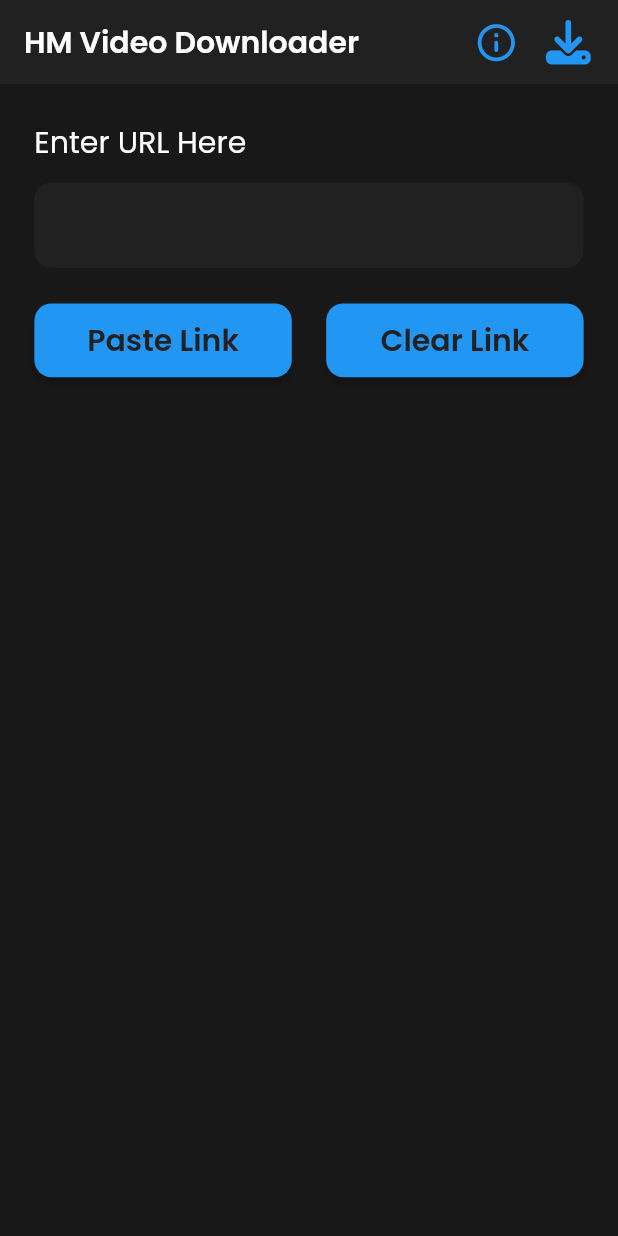
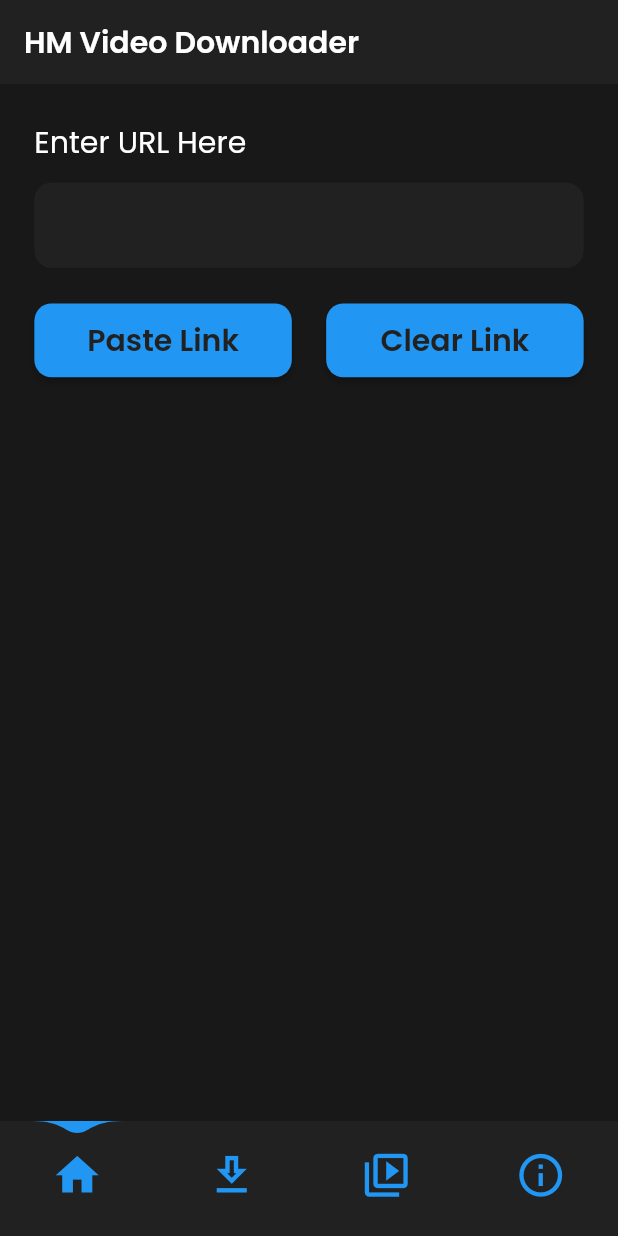
Before and after one commit to happy-mammal/hm_video_downloader, a Flutter app: the screen it shows after launch, on a phone screen of 412 x 824 dp. Run offline on Flutter 3.47's test engine with Material 2 defaults, Android fonts, the phone set to English and light mode, and no system bars; drawn by our look-alikes of water_drop_nav_bar; our stand-ins replace dio, flutter_screenutil, fluttericon, google_fonts, google_mobile_ads, permission_handler and 3 more; missing offline and left inert: file_manager, file_sizes, flutter_video_info, insta_extractor, storage_space; network calls fail; statements that could not run were skipped.

Commit message:
Some improvements.

```diff
--- /dev/null
+++ b/lib/app_screen.dart
@@ -0,0 +1,83 @@
+import 'package:flutter/material.dart';
+import 'package:flutter_screenutil/flutter_screenutil.dart';
+import 'package:google_fonts/google_fonts.dart';
+import 'package:hm_video_downloader/screens/about_us_screen.dart';
+import 'package:hm_video_downloader/screens/downloads_screen.dart';
+import 'package:hm_video_downloader/screens/home_screen.dart';
+import 'package:hm_video_downloader/utils/custom_colors.dart';
+import 'package:water_drop_nav_bar/water_drop_nav_bar.dart';
+
+class AppScreen extends StatefulWidget {
+  const AppScreen({Key? key}) : super(key: key);
+
+  @override
+  State<AppScreen> createState() => _AppScreenState();
+}
+
+class _AppScreenState extends State<AppScreen> {
+  final PageController _pageController = PageController();
+  int _selectedIndex = 0;
+  @override
+  Widget build(BuildContext context) {
+    return Scaffold(
+      backgroundColor: CustomColors.backGround,
+      appBar: AppBar(
+        automaticallyImplyLeading: false,
+        backgroundColor: CustomColors.appBar,
+        elevation: 0,
+        title: Text(
+          "HM Video Downloader",
+          style: GoogleFonts.poppins(
+            fontSize: 20,
+            color: CustomColors.white,
+            fontWeight: FontWeight.w600,
+          ),
+        ),
+      ),
+      body: PageView(
+        controller: _pageController,
+        physics: const NeverScrollableScrollPhysics(),
+        children: const [
+          HomeScreen(),
+          DownloadsScreen(),
+          AboutUsScreen(),
+        ],
+      ),
+      bottomNavigationBar: WaterDropNavBar(
+        backgroundColor: CustomColors.appBar,
+        bottomPadding: 14.h,
+        waterDropColor: CustomColors.primary,
+        inactiveIconColor: CustomColors.primary,
+        iconSize: 30.w,
+        onItemSelected: (index) {
+          setState(() {
+            _selectedIndex = index;
+          });
+          // _pageController.animateToPage(_selectedIndex,
+          //     duration: const Duration(milliseconds: 400),
+          //     curve: Curves.easeOutQuad);
+          _pageController.jumpToPage(_selectedIndex);
+        },
+        selectedIndex: _selectedIndex,
+        barItems: [
+          BarItem(
+            filledIcon: Icons.home,
+            outlinedIcon: Icons.home_outlined,
+          ),
+          BarItem(
+            filledIcon: Icons.file_download,
+            outlinedIcon: Icons.download_outlined,
+          ),
+          BarItem(
+            filledIcon: Icons.video_library_rounded,
+            outlinedIcon: Icons.video_library_outlined,
+          ),
+          BarItem(
+            filledIcon: Icons.info,
+            outlinedIcon: Icons.info_outlined,
+          ),
+        ],
+      ),
+    );
+  }
+}
--- a/lib/main.dart
+++ b/lib/main.dart
@@ -2,7 +2,7 @@ import 'package:flutter/material.dart';
 import 'package:flutter/services.dart';
 import 'package:flutter_screenutil/flutter_screenutil.dart';
 import 'package:google_mobile_ads/google_mobile_ads.dart';
-import 'package:hm_video_downloader/screens/splash_screen.dart';
+import 'package:hm_video_downloader/app_screen.dart';
 
 void main() async {
   WidgetsFlutterBinding.ensureInitialized();
@@ -34,7 +34,7 @@ class _MainAppState extends State<MainApp> {
       splitScreenMode: true,
       builder: () => MaterialApp(
         debugShowCheckedModeBanner: false,
-        home: const SplashScreen(),
+        home: const AppScreen(),
         builder: (context, widget) {
           ScreenUtil.setContext(context);
 
--- a/lib/repositories/video_downloader_repository.dart
+++ b/lib/repositories/video_downloader_repository.dart
@@ -95,7 +95,7 @@ class VideoDownloaderRepository {
     }
   }
 
-  Future<VideoDownloadModel?> getInstagramVideos(String url) async {
+  Future<VideoDownloadModel?> getAvailableIGVideos(String url) async {
     Graphql _response = await InstaExtractor.getDetails(url);
 
     if (_response.shortcodeMedia.content.isVideo) {
@@ -116,4 +116,4 @@ class VideoDownloaderRepository {
   }
 }
 
-enum VideoType { youtube, facebook, twitter, none }
+enum VideoType { youtube, facebook, twitter, instagram, none }
--- a/lib/screens/home_screen.dart
+++ b/lib/screens/home_screen.dart
@@ -2,7 +2,6 @@ import 'package:dio/dio.dart';
 import 'package:flutter/material.dart';
 import 'package:flutter/services.dart';
 import 'package:flutter_screenutil/flutter_screenutil.dart';
-import 'package:fluttericon/font_awesome5_icons.dart';
 import 'package:fluttericon/font_awesome_icons.dart';
 import 'package:google_fonts/google_fonts.dart';
 import 'package:google_mobile_ads/google_mobile_ads.dart';
@@ -10,8 +9,6 @@ import 'package:hm_video_downloader/data/video_downloader_api.dart';
 import 'package:hm_video_downloader/models/video_download_model.dart';
 import 'package:hm_video_downloader/models/video_quality_model.dart';
 import 'package:hm_video_downloader/repositories/video_downloader_repository.dart';
-import 'package:hm_video_downloader/screens/about_us_screen.dart';
-import 'package:hm_video_downloader/screens/downloads_screen.dart';
 import 'package:hm_video_downloader/utils/ad_helper.dart';
 import 'package:hm_video_downloader/utils/custom_colors.dart';
 import 'package:hm_video_downloader/widgets/my_banner_ad.dart';
@@ -74,55 +71,6 @@ class _HomeScreenState extends State<HomeScreen> {
   Widget build(BuildContext context) {
     return Scaffold(
       backgroundColor: CustomColors.backGround,
-      appBar: AppBar(
-        automaticallyImplyLeading: false,
-        backgroundColor: CustomColors.appBar,
-        elevation: 0,
-        title: Text(
-          "HM Video Downloader",
-          textScaleFactor: ScreenUtil().textScaleFactor,
-          style: GoogleFonts.poppins(
-            fontSize: 20,
-            color: CustomColors.white,
-            fontWeight: FontWeight.w600,
-          ),
-        ),
-        actions: [
-          IconButton(
-            onPressed: () {
-              Navigator.push(
-                context,
-                MaterialPageRoute(
-                  builder: (_) => const AboutUsScreen(),
-                ),
-              );
-            },
-            icon: Icon(
-              Icons.info_outline_rounded,
-              color: CustomColors.primary,
-              size: 26.w,
-            ),
-          ),
-          Padding(
-            padding: EdgeInsets.only(right: 8.w),
-            child: IconButton(
-              onPressed: () {
-                Navigator.push(
-                  context,
-                  MaterialPageRoute(
-                    builder: (_) => const DownloadsScreen(),
-                  ),
-                );
-              },
-              icon: Icon(
-                FontAwesome.download,
-                color: CustomColors.primary,
-                size: 26.w,
-              ),
-            ),
-          ),
-        ],
-      ),
       body: Padding(
         padding: EdgeInsets.symmetric(horizontal: 20.w, vertical: 20.h),
         child: SingleChildScrollView(
@@ -230,7 +178,6 @@ class _HomeScreenState extends State<HomeScreen> {
                   Expanded(
                     child: ElevatedButton(
                       onPressed: () async {
-                        _showBottomModalSheet();
                         if (_isDownloading) {
                           _showSnackBar(
                               "Try again later! Downloading in progress.");
@@ -394,79 +341,6 @@ class _HomeScreenState extends State<HomeScreen> {
     );
   }
 
-  _showBottomModalSheet() {
-    showModalBottomSheet<void>(
-      context: context,
-      isDismissible: false,
-      enableDrag: false,
-      backgroundColor: CustomColors.appBar,
-      shape: RoundedRectangleBorder(
-          borderRadius: BorderRadius.only(
-        topLeft: Radius.circular(20.w),
-        topRight: Radius.circular(20.w),
-      )),
-      builder: (BuildContext context) {
-        return Padding(
-          padding: EdgeInsets.symmetric(horizontal: 10.w, vertical: 10.h),
-          child: Column(
-            mainAxisAlignment: MainAxisAlignment.start,
-            crossAxisAlignment: CrossAxisAlignment.start,
-            children: [
-              Row(
-                mainAxisAlignment: MainAxisAlignment.spaceBetween,
-                crossAxisAlignment: CrossAxisAlignment.center,
-                children: [
-                  Text(
-                    "Downloading from Facebook",
-                    style: GoogleFonts.poppins(
-                      fontSize: 20,
-                      color: CustomColors.white,
-                    ),
-                  ),
-                  IconButton(
-                    onPressed: () {
-                      Navigator.of(context).pop(true);
-                    },
-                    icon: Icon(
-                      Icons.close_rounded,
-                      color: CustomColors.primary,
-                    ),
-                  )
-                ],
-              ),
-              Row(
-                children: [
-                  SizedBox(
-                    width: 150,
-                    height: 100,
-                    child: ClipRRect(
-                      borderRadius: BorderRadius.circular(10.w),
-                      child: Image.network(
-                        "https://pbs.twimg.com/ext_tw_video_thumb/1504471627987226625/pu/img/MxFUqTI6v5FkGT58.jpg",
-                        fit: BoxFit.cover,
-                      ),
-                    ),
-                  ),
-                  Column(
-                    children: [
-                      Text(
-                        "20220320104412.mp4",
-                        style: GoogleFonts.poppins(
-                          fontSize: 18,
-                          color: CustomColors.white,
-                        ),
-                      ),
-                    ],
-                  ),
-                ],
-              ),
-            ],
-          ),
-        );
-      },
-    );
-  }
-
   IconData? get _getBrandIcon {
     switch (_videoType) {
       case VideoType.facebook:
@@ -494,6 +368,8 @@ class _HomeScreenState extends State<HomeScreen> {
         return await _repository.getAvailableTWVideos(url);
       case VideoType.youtube:
         return await _repository.getAvailableYTVideos(url);
+      case VideoType.instagram:
+        return await _repository.getAvailableIGVideos(url);
       default:
         return null;
     }
@@ -625,6 +501,8 @@ class _HomeScreenState extends State<HomeScreen> {
       setState(() => _videoType = VideoType.youtube);
     } else if (url.contains("twitter.com")) {
       setState(() => _videoType = VideoType.twitter);
+    } else if (url.contains("instagram.com")) {
+      setState(() => _videoType = VideoType.instagram);
     } else {
       setState(() => _videoType = VideoType.none);
     }
--- a/pubspec.yaml
+++ b/pubspec.yaml
@@ -28,6 +28,7 @@ dependencies:
   storage_space: ^1.0.1+5
   timeago: ^3.2.2
   video_player: ^2.3.0
+  water_drop_nav_bar: ^2.1.0+8
 
 dev_dependencies:
   change_app_package_name: ^1.0.0
```
Also changed, not shown: lib/screens/about_us_screen.dart (+0 -13 lines), lib/screens/downloads_screen.dart (+0 -13 lines), lib/screens/splash_screen.dart (+0 -10 lines), lib/widgets/video_quality_card.dart (+7 -0 lines), pubspec.lock.
